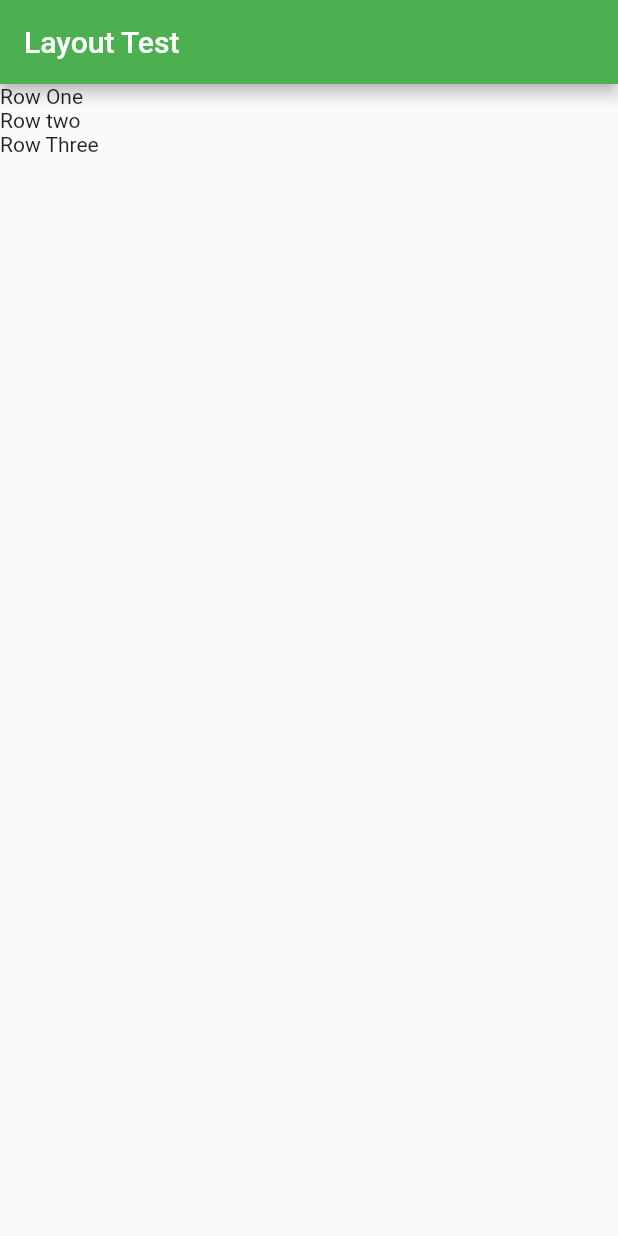
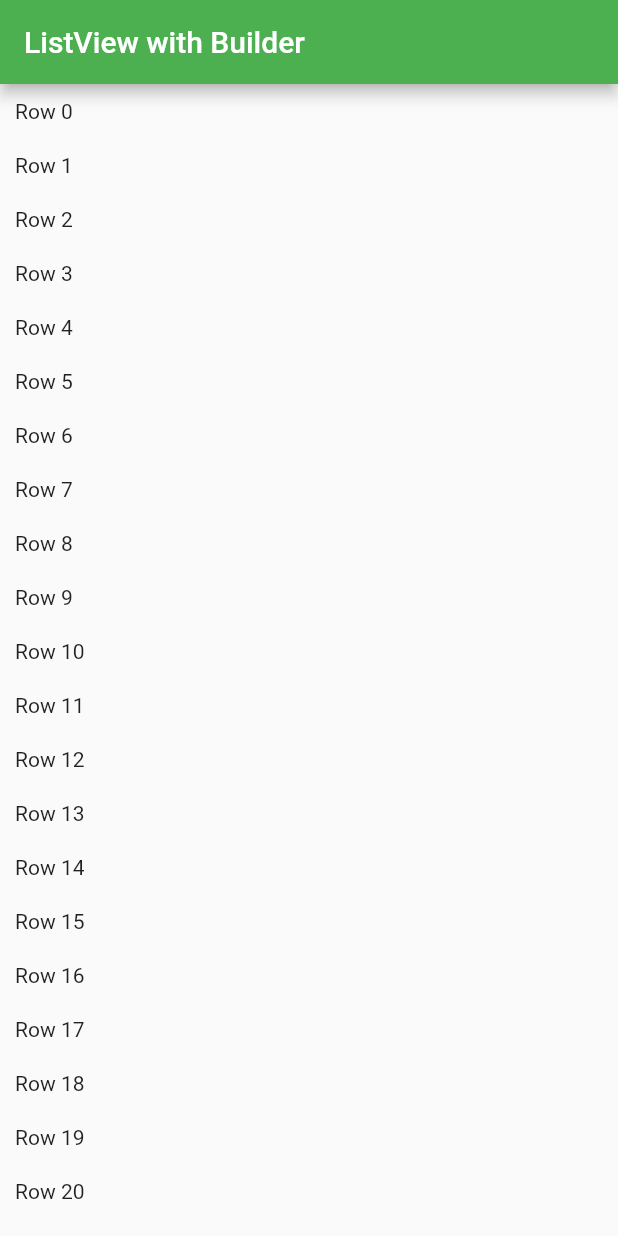
Before and after one commit to MobileStar89/flutter_android, a Flutter app: the screen it shows after launch, on a phone screen of 412 x 824 dp. Run offline on Flutter 3.47's test engine with Material 2 defaults, Android fonts, the phone set to English and light mode, and no system bars.

Commit message:
GestureDetection
Path : /GestureDetection
Tasks :
SingleTap
DoubleTap with AnimationController
ListView item tap

```diff
--- /dev/null
+++ b/lib/GestureDetection/3_ListView.dart
@@ -0,0 +1,107 @@
+import 'package:flutter/material.dart';
+
+class ListViewApp extends StatelessWidget {
+  const ListViewApp({Key? key}) : super(key: key);
+
+  @override
+  Widget build(BuildContext context) {
+    return MaterialApp(
+      title: 'ListView & Adapter',
+      theme: ThemeData(
+        primarySwatch: Colors.green
+      ),
+      // home: ListViewPage(),
+      home: ListViewPageWithBuilder(),
+    );
+  }
+}
+
+//region - Static ListView
+class ListViewPage extends StatefulWidget {
+  const ListViewPage({Key? key}) : super(key: key);
+
+  @override
+  _ListViewPageState createState() => _ListViewPageState();
+}
+
+class _ListViewPageState extends State<ListViewPage> {
+  @override
+  Widget build(BuildContext context) {
+    return Scaffold(
+      appBar: AppBar(
+        title: Text('ListView Page'),
+      ),
+      body: ListView(
+        children: _getListData(),
+      ),
+    );
+  }
+
+  List<Widget> _getListData() {
+    List<Widget> widgets = [];
+    for (int i = 0; i < 100; i++) {
+      widgets.add(
+        GestureDetector(
+          onTap: (){
+            print('row tapped');
+          },
+          child: Padding(
+            padding: EdgeInsets.all(10.0),
+            child: Text('Row $i'),
+          ),
+        )
+      );
+    }
+    return widgets;
+  }
+}
+//endregion
+
+//region ListView with ListView.builder
+class ListViewPageWithBuilder extends StatefulWidget {
+  const ListViewPageWithBuilder({Key? key}) : super(key: key);
+
+  @override
+  _ListViewPageWithBuilderState createState() => _ListViewPageWithBuilderState();
+}
+
+class _ListViewPageWithBuilderState extends State<ListViewPageWithBuilder> {
+  List<Widget> widgets = [];
+
+  @override
+  void initState() {
+    super.initState();
+    for (int i = 0; i < 100; i++) {
+      widgets.add(getRow(i));
+    }
+  }
+
+  @override
+  Widget build(BuildContext context) {
+    return Scaffold(
+      appBar: AppBar(
+        title: Text('ListView with Builder'),
+      ),
+      body: ListView.builder(
+        itemCount: widgets.length,
+        itemBuilder: (BuildContext context, int position){
+          return getRow(position);
+        }),
+    );
+  }
+
+  Widget getRow(int i) {
+    return GestureDetector(
+      onTap: (){
+        setState(() {
+          widgets.add(getRow(widgets.length));
+          print('row $i');
+        });
+      },
+      child: Padding(
+        padding: EdgeInsets.all(10.0),
+        child: Text('Row $i'),
+      )
+    );
+  }
+}
```
Also changed, not shown: lib/GestureDetection/1_TapTestApp.dart (added, +39 -0 lines), lib/GestureDetection/2_OtherGestureApp.dart (added, +63 -0 lines), lib/main.dart (+15 -1 lines).
